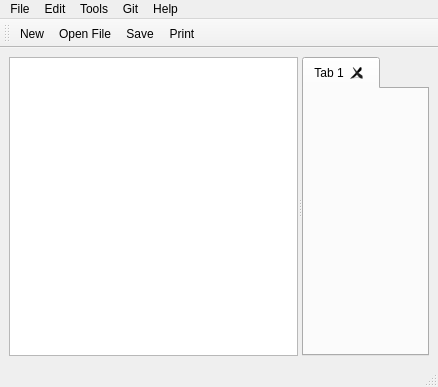
First picture: the form in gui_v1/mainwindow.ui, repository jennifer4569/CoCode, before the edit.
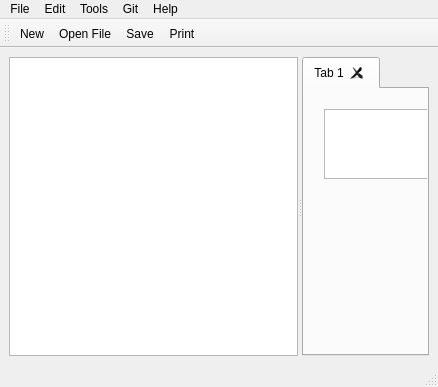
Second picture: the form after the edit. Icons and pictures are not drawn. Custom widgets are drawn as their Qt base class.

The edit to the form file:
```diff
--- a/gui_v1/mainwindow.ui
+++ b/gui_v1/mainwindow.ui
@@ -56,6 +56,16 @@
         <attribute name="title">
          <string>Tab 1</string>
         </attribute>
+        <widget class="CoCode" name="plainTextEdit">
+         <property name="geometry">
+          <rect>
+           <x>20</x>
+           <y>20</y>
+           <width>104</width>
+           <height>70</height>
+          </rect>
+         </property>
+        </widget>
        </widget>
       </widget>
      </widget>
@@ -244,6 +254,13 @@
    </property>
   </action>
  </widget>
+ <customwidgets>
+  <customwidget>
+   <class>CoCode</class>
+   <extends>QPlainTextEdit</extends>
+   <header>cocode.h</header>
+  </customwidget>
+ </customwidgets>
  <resources>
   <include location="resources.qrc"/>
  </resources>
```
